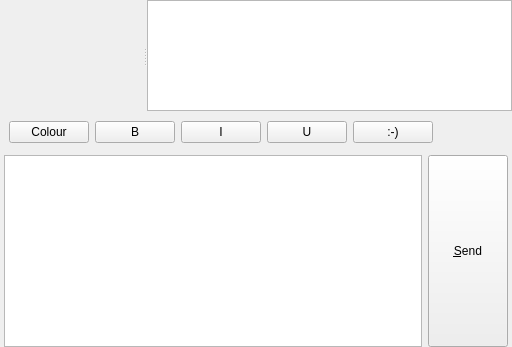
This is lib/chat-widget.ui in KDE/ktp-text-ui as Qt 5 draws it before an edit. The edited form follows.
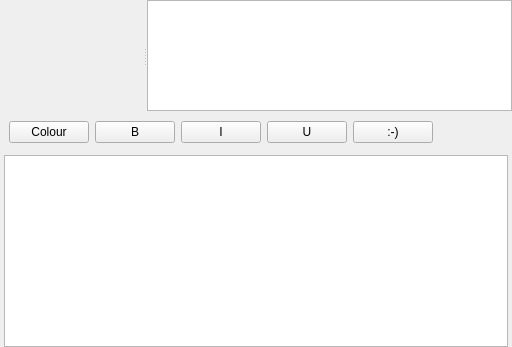
This is the edited form. Custom widgets are drawn as their Qt base class.

Commit message: Removes the send button is pretty redundant nowadays

What changed in the file:
```diff
--- a/lib/chat-widget.ui
+++ b/lib/chat-widget.ui
@@ -156,29 +156,11 @@
        </property>
       </widget>
      </item>
-     <item>
-      <widget class="KPushButton" name="sendButton">
-       <property name="sizePolicy">
-        <sizepolicy hsizetype="Minimum" vsizetype="Minimum">
-         <horstretch>0</horstretch>
-         <verstretch>0</verstretch>
-        </sizepolicy>
-       </property>
-       <property name="text">
-        <string>&amp;Send</string>
-       </property>
-      </widget>
-     </item>
     </layout>
    </item>
   </layout>
  </widget>
  <customwidgets>
-  <customwidget>
-   <class>KPushButton</class>
-   <extends>QPushButton</extends>
-   <header>kpushbutton.h</header>
-  </customwidget>
   <customwidget>
    <class>AdiumThemeView</class>
    <extends>QWidget</extends>
```
The commit also changes 1 other file.
